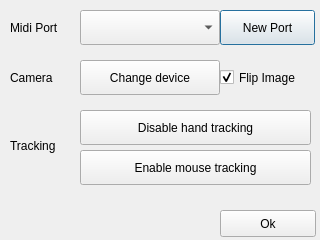
Amxx/MDMA, file code/Hadrien/QCvWindow/src/UI/configwindow.ui: the form before one commit.
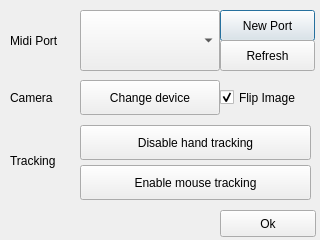
The form after the commit. Icons and pictures are not drawn.

Commit message: maj interface selection de port

```diff
--- a/code/Hadrien/QCvWindow/src/UI/configwindow.ui
+++ b/code/Hadrien/QCvWindow/src/UI/configwindow.ui
@@ -23,7 +23,7 @@
      <x>10</x>
      <y>10</y>
      <width>70</width>
-     <height>35</height>
+     <height>61</height>
     </rect>
    </property>
    <property name="text">
@@ -36,7 +36,7 @@
      <x>80</x>
      <y>10</y>
      <width>140</width>
-     <height>35</height>
+     <height>61</height>
     </rect>
    </property>
   </widget>
@@ -49,7 +49,7 @@
      <x>220</x>
      <y>10</y>
      <width>95</width>
-     <height>35</height>
+     <height>31</height>
     </rect>
    </property>
    <property name="text">
@@ -73,7 +73,7 @@
    <property name="geometry">
     <rect>
      <x>10</x>
-     <y>60</y>
+     <y>80</y>
      <width>70</width>
      <height>35</height>
     </rect>
@@ -86,7 +86,7 @@
    <property name="geometry">
     <rect>
      <x>220</x>
-     <y>60</y>
+     <y>80</y>
      <width>95</width>
      <height>35</height>
     </rect>
@@ -105,7 +105,7 @@
    <property name="geometry">
     <rect>
      <x>80</x>
-     <y>60</y>
+     <y>80</y>
      <width>140</width>
      <height>35</height>
     </rect>
@@ -118,7 +118,7 @@
    <property name="geometry">
     <rect>
      <x>10</x>
-     <y>110</y>
+     <y>125</y>
      <width>70</width>
      <height>71</height>
     </rect>
@@ -131,7 +131,7 @@
    <property name="geometry">
     <rect>
      <x>80</x>
-     <y>110</y>
+     <y>125</y>
      <width>231</width>
      <height>35</height>
     </rect>
@@ -144,7 +144,7 @@
    <property name="geometry">
     <rect>
      <x>80</x>
-     <y>150</y>
+     <y>165</y>
      <width>231</width>
      <height>35</height>
     </rect>
@@ -153,6 +153,22 @@
     <string>Enable mouse tracking</string>
    </property>
   </widget>
+  <widget class="QPushButton" name="pushButton_midi_refresh">
+   <property name="enabled">
+    <bool>true</bool>
+   </property>
+   <property name="geometry">
+    <rect>
+     <x>220</x>
+     <y>40</y>
+     <width>95</width>
+     <height>31</height>
+    </rect>
+   </property>
+   <property name="text">
+    <string>Refresh</string>
+   </property>
+  </widget>
  </widget>
  <resources>
   <include location="../ressources.qrc"/>
```
The commit also changes 4 other files.
